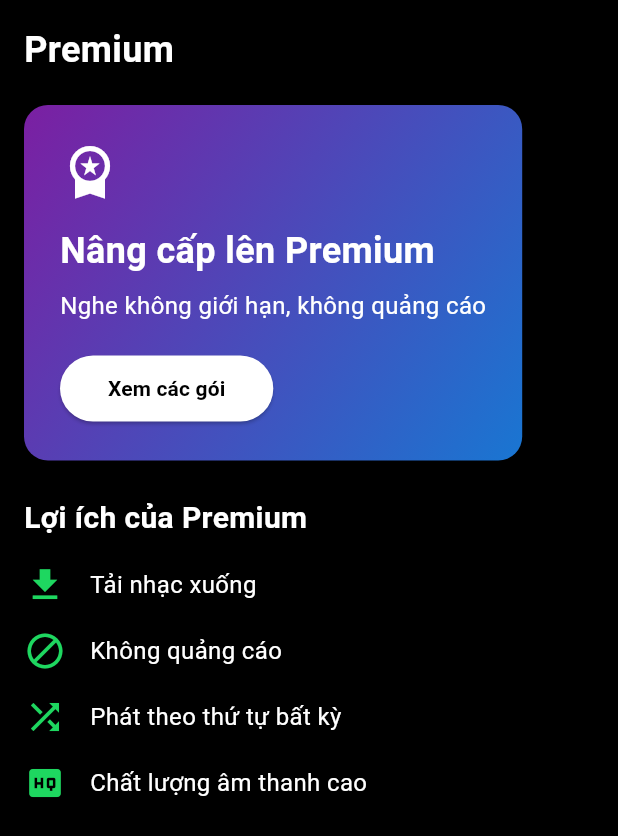
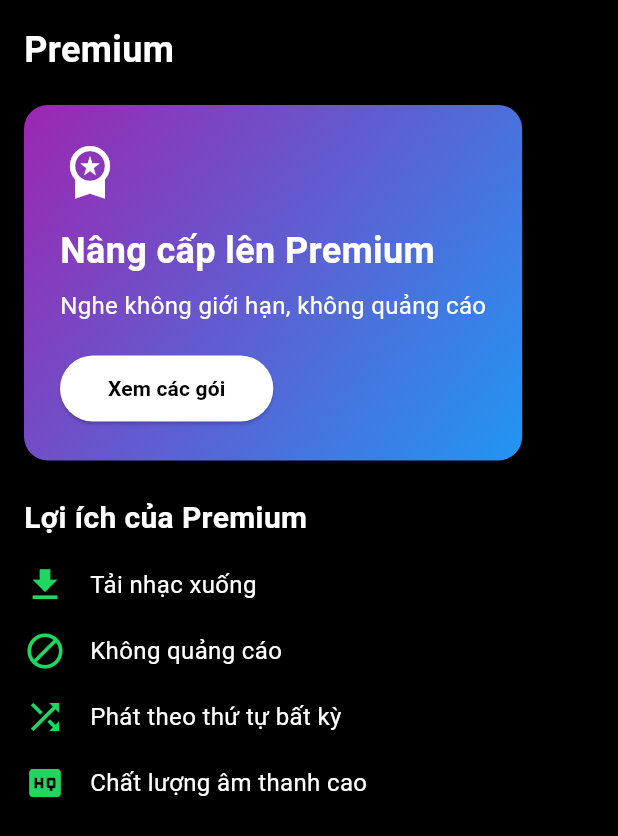
Before and after one commit to khanh21s/2025_LTTBDD_N05_DOAN_VAN_KHANH, a Flutter app: the PremiumPage widget shown alone on an empty page, opened directly, on a phone screen of 412 x 824 dp. Shown: the top 836 px of the screen. Run offline on Flutter 3.47's test engine with Material 3 defaults, Android fonts, the phone set to English and light mode, and no system bars; our stand-ins replace easy_localization, just_audio, palette_generator, shared_preferences; accounts and stored records are empty; network calls fail.

Commit message:
chuc nang doi ngon ngu cho trang premium

```diff
--- a/lib/pages/premium_page.dart
+++ b/lib/pages/premium_page.dart
@@ -1,4 +1,5 @@
 import 'package:flutter/material.dart';
+import 'package:easy_localization/easy_localization.dart';
 
 class PremiumPage extends StatelessWidget {
   const PremiumPage({super.key});
@@ -12,9 +13,9 @@ class PremiumPage extends StatelessWidget {
           child: Column(
             crossAxisAlignment: CrossAxisAlignment.start,
             children: [
-              const Text(
-                'Premium',
-                style: TextStyle(
+              Text(
+                'Premium'.tr(),
+                style: const TextStyle(
                   color: Colors.white,
                   fontSize: 24,
                   fontWeight: FontWeight.bold,
@@ -25,7 +26,7 @@ class PremiumPage extends StatelessWidget {
                 padding: const EdgeInsets.all(24),
                 decoration: BoxDecoration(
                   gradient: LinearGradient(
-                    colors: [Colors.purple[700]!, Colors.blue[700]!],
+                    colors: [Colors.purple, Colors.blue],
                     begin: Alignment.topLeft,
                     end: Alignment.bottomRight,
                   ),
@@ -36,18 +37,18 @@ class PremiumPage extends StatelessWidget {
                   children: [
                     const Icon(Icons.workspace_premium, color: Colors.white, size: 40),
                     const SizedBox(height: 16),
-                    const Text(
-                      'Nâng cấp lên Premium',
-                      style: TextStyle(
+                    Text(
+                      'Nâng cấp lên Premium'.tr(),
+                      style: const TextStyle(
                         color: Colors.white,
                         fontSize: 24,
                         fontWeight: FontWeight.bold,
                       ),
                     ),
                     const SizedBox(height: 8),
-                    const Text(
-                      'Nghe không giới hạn, không quảng cáo',
-                      style: TextStyle(color: Colors.white, fontSize: 16),
+                    Text(
+                      'Nghe không giới hạn, không quảng cáo'.tr(),
+                      style: const TextStyle(color: Colors.white, fontSize: 16),
                     ),
                     const SizedBox(height: 20),
                     ElevatedButton(
@@ -60,28 +61,28 @@ class PremiumPage extends StatelessWidget {
                           borderRadius: BorderRadius.circular(24),
                         ),
                       ),
-                      child: const Text(
-                        'Xem các gói',
-                        style: TextStyle(fontWeight: FontWeight.bold),
+                      child: Text(
+                        'Xem các gói'.tr(),
+                        style: const TextStyle(fontWeight: FontWeight.bold),
                       ),
                     ),
                   ],
                 ),
               ),
               const SizedBox(height: 24),
-              const Text(
-                'Lợi ích của Premium',
-                style: TextStyle(
+              Text(
+                'Lợi ích của Premium'.tr(),
+                style: const TextStyle(
                   color: Colors.white,
                   fontSize: 20,
                   fontWeight: FontWeight.bold,
                 ),
               ),
               const SizedBox(height: 16),
-              _buildBenefitItem(Icons.download, 'Tải nhạc xuống'),
-              _buildBenefitItem(Icons.block, 'Không quảng cáo'),
-              _buildBenefitItem(Icons.shuffle, 'Phát theo thứ tự bất kỳ'),
-              _buildBenefitItem(Icons.high_quality, 'Chất lượng âm thanh cao'),
+              _buildBenefitItem(Icons.download, 'Tải nhạc xuống'.tr()),
+              _buildBenefitItem(Icons.block, 'Không quảng cáo'.tr()),
+              _buildBenefitItem(Icons.shuffle, 'Phát theo thứ tự bất kỳ'.tr()),
+              _buildBenefitItem(Icons.high_quality, 'Chất lượng âm thanh cao'.tr()),
             ],
           ),
         ),
@@ -94,7 +95,7 @@ class PremiumPage extends StatelessWidget {
       padding: const EdgeInsets.only(bottom: 16.0),
       child: Row(
         children: [
-          Icon(icon, color: Color(0xFF1ED760), size: 28),
+          Icon(icon, color: const Color(0xFF1ED760), size: 28),
           const SizedBox(width: 16),
           Text(
             text,
```
Also changed, not shown: assets/translations/en.json (+11 -1 lines), assets/translations/vi.json (+11 -1 lines).
